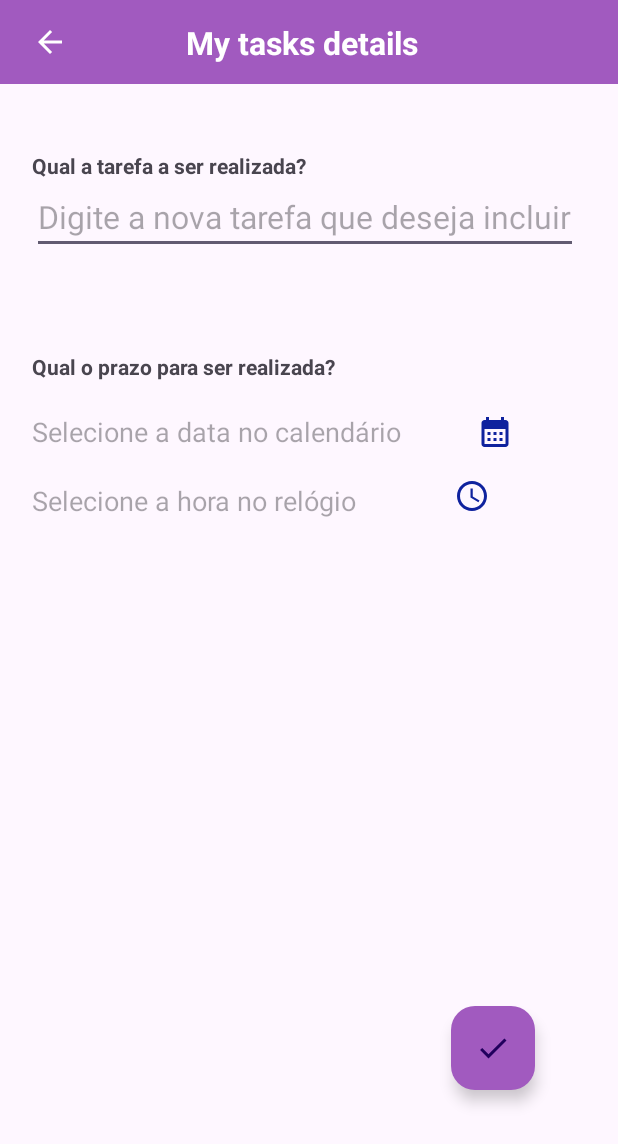
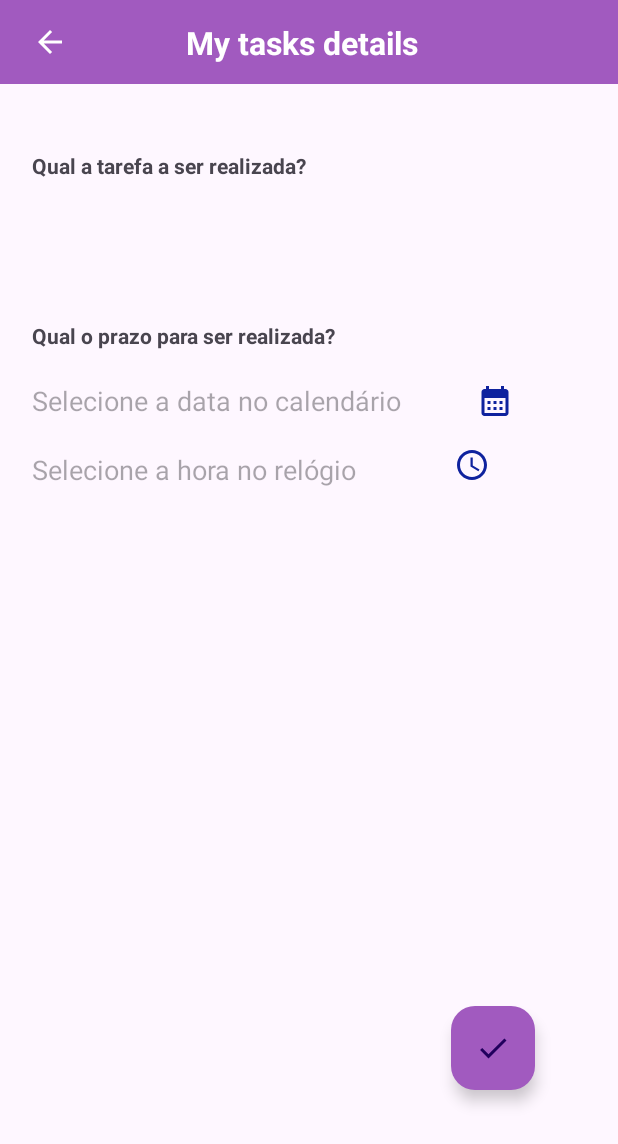
Before and after one commit to germancl/G10_Toti_Tasks, an Android app: the DetailActivity screen opened directly, with no data from a screen before it, on a phone screen of 412 x 824 dp. Shown: the top 1144 px of the screen. Run offline under Robolectric (Android 15) with nearby library versions, the phone set to English and light mode, and no system bars; our stand-ins replace data binding.

Commit message:
feat:detail layout and strings improvements

```diff
--- a/app/src/main/res/layout/activity_detail.xml
+++ b/app/src/main/res/layout/activity_detail.xml
@@ -25,14 +25,14 @@
             app:layout_constraintStart_toStartOf="@+id/leftGuide"
             app:layout_constraintTop_toTopOf="@+id/topGuide" />
 
-        <EditText
-            android:id="@+id/writeTask"
+        <TextView
+            android:id="@+id/task_name"
             android:layout_width="wrap_content"
             android:layout_height="wrap_content"
-            android:hint="Digite a nova tarefa que deseja incluir"
             android:textSize="21dp"
             app:layout_constraintStart_toStartOf="@+id/leftGuide"
-            app:layout_constraintTop_toBottomOf="@+id/textTask" />
+            app:layout_constraintTop_toBottomOf="@+id/textTask"
+            tools:text="task: task sample" />
 
         <TextView
             android:id="@+id/delTime"
@@ -43,7 +43,7 @@
             android:text="Qual o prazo para ser realizada?"
             android:textStyle="bold"
             app:layout_constraintStart_toStartOf="@+id/leftGuide"
-            app:layout_constraintTop_toBottomOf="@+id/writeTask" />
+            app:layout_constraintTop_toBottomOf="@+id/task_name" />
 
         <androidx.appcompat.widget.AppCompatTextView
             android:id="@+id/writeDelDate"
```
Also changed, not shown: app/src/main/res/values/strings.xml (+1 -7 lines), 1 other file.
